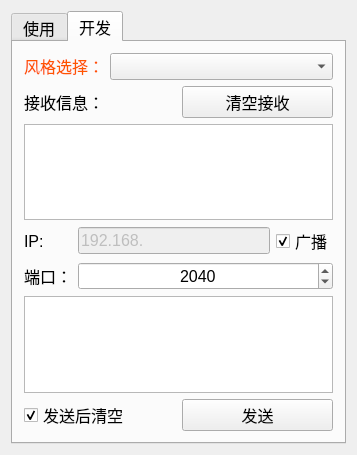
The window that mainwindow.ui (handujun/UDP) describes before a commit, drawn with Qt 5.
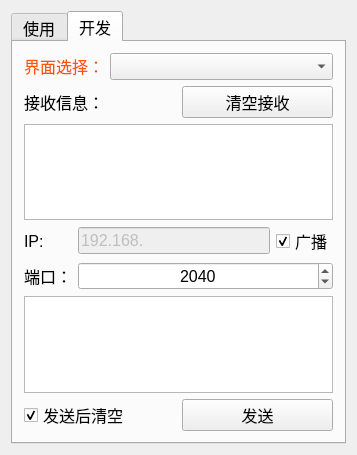
The same window after the commit. The open tabs and pages were chosen to show the change. Icons and pictures are not drawn.

Diff of the .ui file:
```diff
--- a/mainwindow.ui
+++ b/mainwindow.ui
@@ -153,7 +153,7 @@
              <string notr="true">color: rgb(255, 85, 0);</string>
             </property>
             <property name="text">
-             <string>风格选择：</string>
+             <string>界面选择：</string>
             </property>
             <property name="alignment">
              <set>Qt::AlignCenter</set>
```
